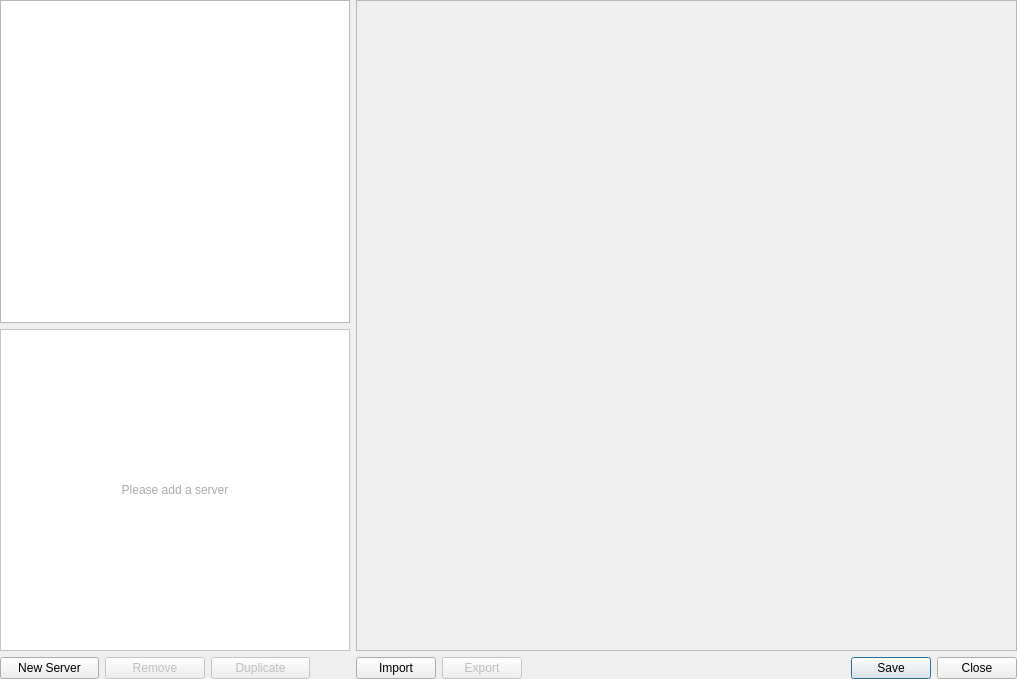
GeoCat/qgis-bridge-plugin, file geocatbridge/ui/serverconnectionswidget.ui: the form before one commit.
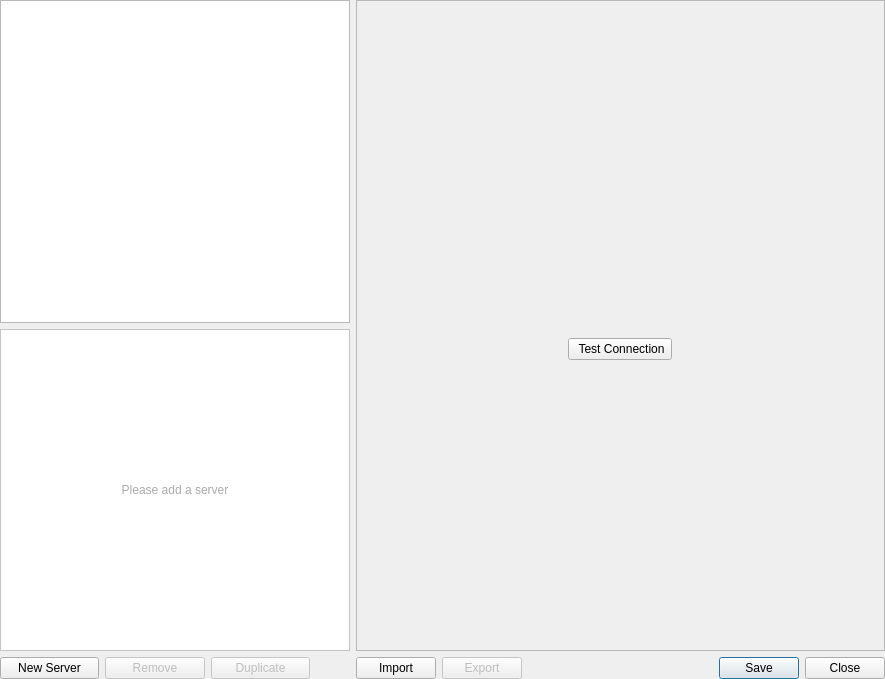
The form after the commit.

Diff of the .ui file:
```diff
--- a/geocatbridge/ui/serverconnectionswidget.ui
+++ b/geocatbridge/ui/serverconnectionswidget.ui
@@ -6,7 +6,7 @@
    <rect>
     <x>0</x>
     <y>0</y>
-    <width>1017</width>
+    <width>885</width>
     <height>679</height>
    </rect>
   </property>
@@ -85,28 +85,135 @@
       </layout>
      </item>
      <item>
+      <layout class="QVBoxLayout" name="verticalLayout_3">
+       <property name="spacing">
+        <number>6</number>
+       </property>
+       <property name="leftMargin">
+        <number>0</number>
+       </property>
+       <property name="topMargin">
+        <number>0</number>
+       </property>
+       <property name="rightMargin">
+        <number>0</number>
+       </property>
+       <item>
+        <widget class="QStackedWidget" name="stackedWidgetContainer">
+         <property name="sizePolicy">
+          <sizepolicy hsizetype="Expanding" vsizetype="Expanding">
+           <horstretch>0</horstretch>
+           <verstretch>0</verstretch>
+          </sizepolicy>
+         </property>
+         <property name="minimumSize">
+          <size>
+           <width>0</width>
+           <height>0</height>
+          </size>
+         </property>
+         <property name="frameShape">
+          <enum>QFrame::StyledPanel</enum>
+         </property>
+         <property name="frameShadow">
+          <enum>QFrame::Plain</enum>
+         </property>
+         <property name="lineWidth">
+          <number>1</number>
+         </property>
+         <widget class="QWidget" name="stackedWidgetContainerPage">
+          <layout class="QVBoxLayout" name="verticalLayout_4">
+           <property name="leftMargin">
+            <number>0</number>
+           </property>
+           <property name="topMargin">
+            <number>0</number>
+           </property>
+           <property name="rightMargin">
+            <number>0</number>
+           </property>
+           <property name="bottomMargin">
+            <number>0</number>
+           </property>
+           <item alignment="Qt::AlignTop">
       <widget class="QStackedWidget" name="stackedWidget">
        <property name="sizePolicy">
-        <sizepolicy hsizetype="Expanding" vsizetype="Expanding">
+              <sizepolicy hsizetype="Expanding" vsizetype="Preferred">
          <horstretch>0</horstretch>
          <verstretch>0</verstretch>
         </sizepolicy>
        </property>
+             <property name="minimumSize">
+              <size>
+               <width>0</width>
+               <height>0</height>
+              </size>
+             </property>
        <property name="frameShape">
-        <enum>QFrame::StyledPanel</enum>
+              <enum>QFrame::NoFrame</enum>
+             </property>
+             <property name="frameShadow">
+              <enum>QFrame::Plain</enum>
        </property>
        <property name="currentIndex">
         <number>0</number>
        </property>
        <widget class="QWidget" name="widgetEmpty">
         <property name="sizePolicy">
-         <sizepolicy hsizetype="Expanding" vsizetype="Minimum">
+               <sizepolicy hsizetype="Expanding" vsizetype="Expanding">
           <horstretch>0</horstretch>
           <verstretch>0</verstretch>
          </sizepolicy>
         </property>
-       </widget>
-      </widget>
+              <property name="maximumSize">
+               <size>
+                <width>16777215</width>
+                <height>16777215</height>
+               </size>
+              </property>
+             </widget>
+            </widget>
+           </item>
+           <item>
+            <layout class="QVBoxLayout" name="verticalLayout_5">
+             <property name="leftMargin">
+              <number>9</number>
+             </property>
+             <property name="topMargin">
+              <number>9</number>
+             </property>
+             <property name="rightMargin">
+              <number>9</number>
+             </property>
+             <property name="bottomMargin">
+              <number>9</number>
+             </property>
+             <item alignment="Qt::AlignHCenter|Qt::AlignTop">
+              <widget class="QPushButton" name="buttonTest">
+               <property name="sizePolicy">
+                <sizepolicy hsizetype="Preferred" vsizetype="Preferred">
+                 <horstretch>0</horstretch>
+                 <verstretch>0</verstretch>
+                </sizepolicy>
+               </property>
+               <property name="minimumSize">
+                <size>
+                 <width>0</width>
+                 <height>0</height>
+                </size>
+               </property>
+               <property name="text">
+                <string>  Test Connection </string>
+               </property>
+              </widget>
+             </item>
+            </layout>
+           </item>
+          </layout>
+         </widget>
+        </widget>
+       </item>
+      </layout>
      </item>
     </layout>
    </item>
```
Left out of the diff: 2 changed lines with no effect on the pictures. Lines whose indentation alone changed are shown as unchanged.
